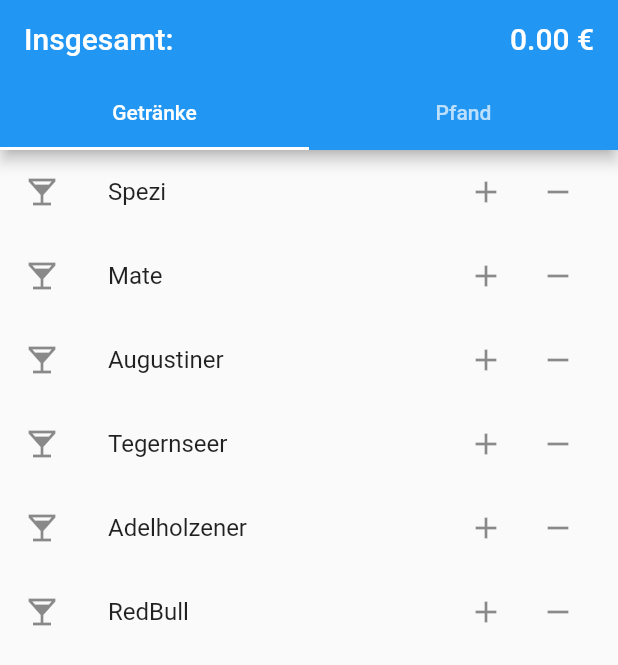
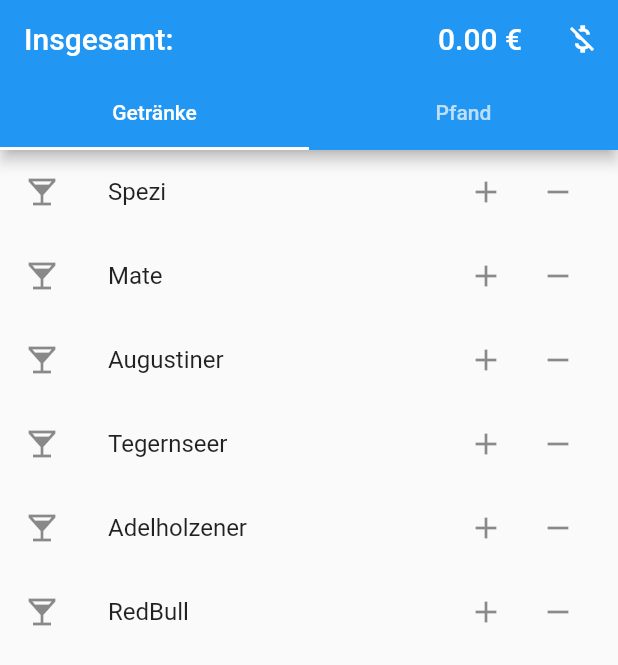
Before and after one commit to artofbeinghuman/trankcalc, a Flutter app: the screen it shows after launch, on a phone screen of 412 x 824 dp. Shown: the top 665 px of the screen. Run offline on Flutter 3.47's test engine with Material 2 defaults, Android fonts, the phone set to English and light mode, and no system bars.

Commit message:
added clear button

```diff
--- a/lib/tab_app_bar.dart
+++ b/lib/tab_app_bar.dart
@@ -17,9 +17,15 @@ class TabAppBar extends StatelessWidget implements PreferredSizeWidget {
             builder: (ctx, drinks, _) {
               return Text(drinks.totalAmountString);
             },
-          )
+          ),
         ],
       ),
+      actions: <Widget>[
+        IconButton(
+          icon: Icon(Icons.money_off),
+          onPressed: Provider.of<Drinks>(context, listen: false).clear,
+        ),
+      ],
       bottom: TabBar(tabs: <Widget>[
         Tab(child: Text('Getränke')),
         Tab(child: Text('Pfand')),
```
Also changed, not shown: lib/drinks.dart (+7 -0 lines).
